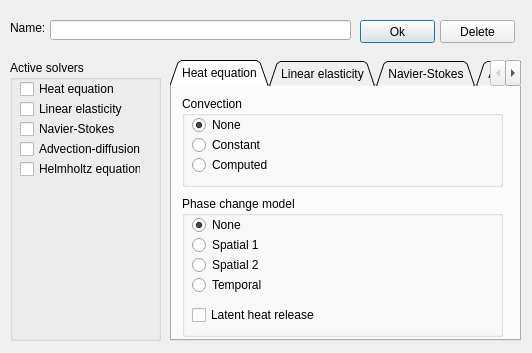
tehnick/elmerfem, file misc/Mesh3D/forms/pdepropertyeditor.ui: the form before one commit.
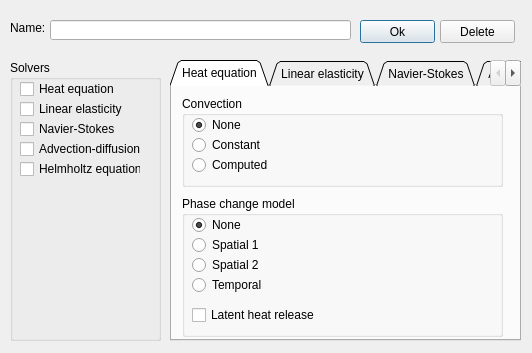
The form after the commit.

Diff of the .ui file:
```diff
--- a/misc/Mesh3D/forms/pdepropertyeditor.ui
+++ b/misc/Mesh3D/forms/pdepropertyeditor.ui
@@ -406,7 +406,7 @@
     </rect>
    </property>
    <property name="title" >
-    <string>Active solvers</string>
+    <string>Solvers</string>
    </property>
    <widget class="QCheckBox" name="heatEquationActive" >
     <property name="geometry" >
```
